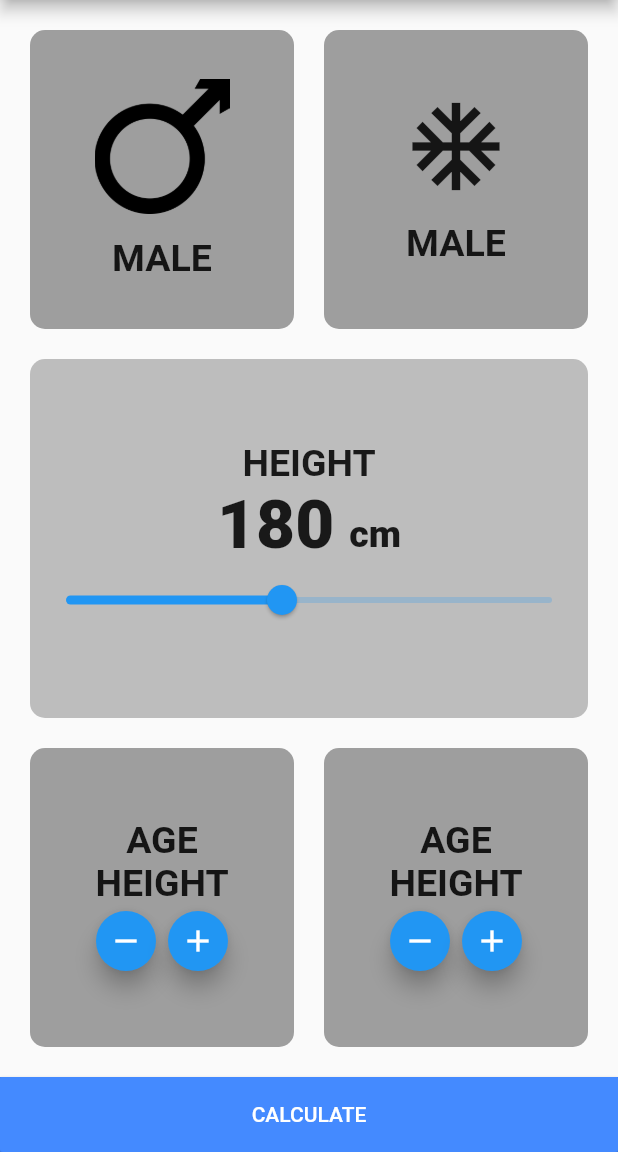
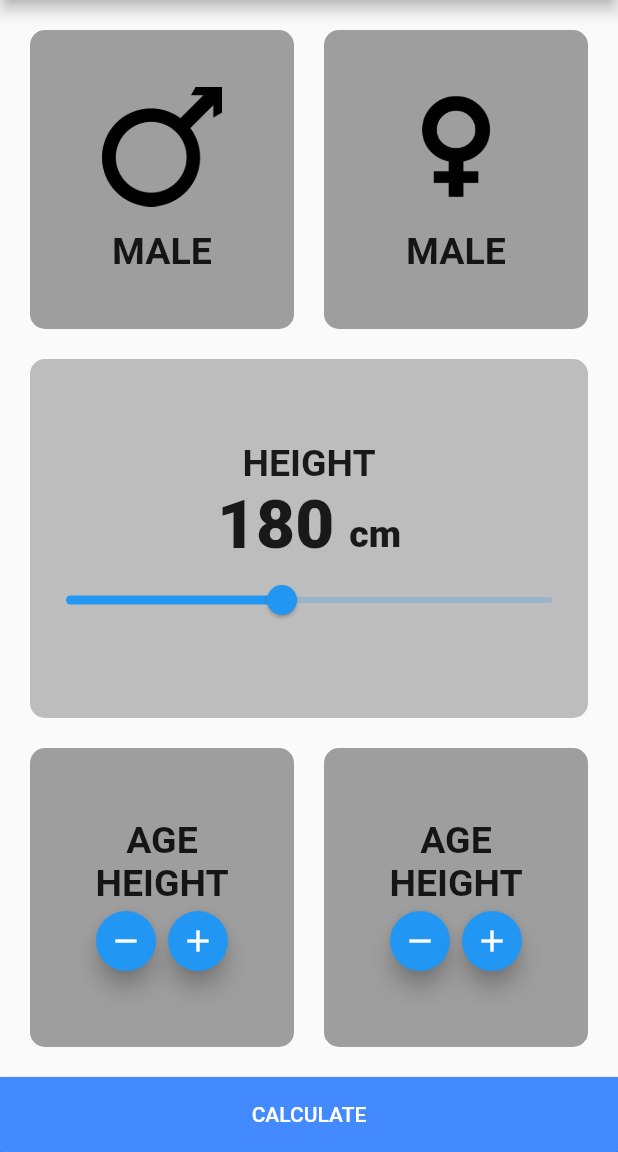
Before and after one commit to Devsaci/bmi_calculator_mansour, a Flutter app: the screen it shows after launch, on a phone screen of 412 x 824 dp, the part 84-1236 px from its top. Run offline on Flutter 3.47's test engine with Material 2 defaults, Android fonts, the phone set to English and light mode, and no system bars.

Commit message:
Image female.png

```diff
--- a/lib/bmi_screen.dart
+++ b/lib/bmi_screen.dart
@@ -32,8 +32,8 @@ class _BmiScreenState extends State<BmiScreen> {
                         mainAxisAlignment: MainAxisAlignment.center,
                         children: [
                           Image(image: AssetImage('images/male.png'),
-                          height: 90.0,
-                              width: 90.0,),
+                          height: 80.0,
+                              width: 80.0,),
                           SizedBox(
                             height: 15,
                           ),
@@ -56,10 +56,9 @@ class _BmiScreenState extends State<BmiScreen> {
                       child: Column(
                         mainAxisAlignment: MainAxisAlignment.center,
                         children: [
-                          Icon(
-                            Icons.ac_unit,
-                            size: 70.0,
-                          ),
+                          Image(image: AssetImage('images/female.png'),
+                            height: 80.0,
+                            width: 80.0,),
                           SizedBox(
                             height: 15,
                           ),
```
